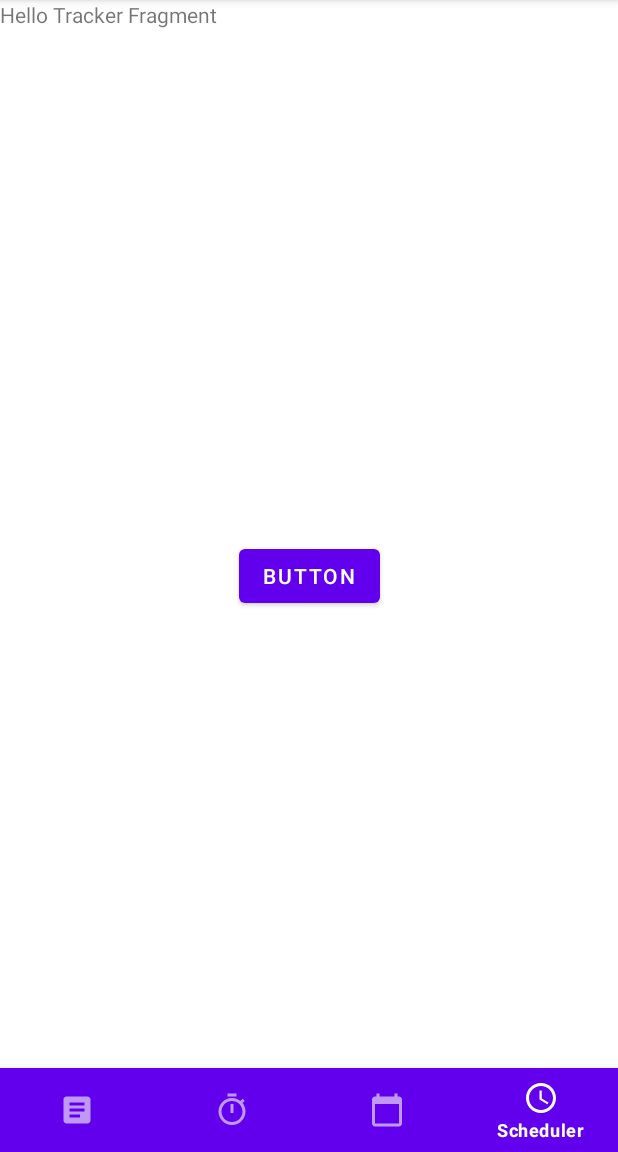
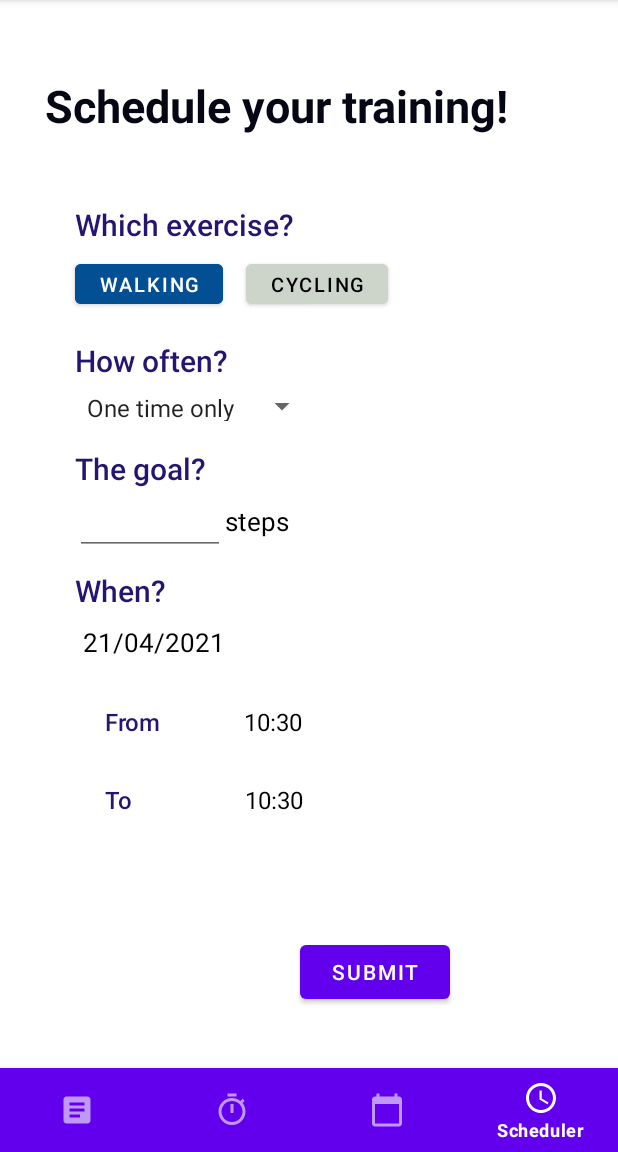
Before and after one commit to jonetmurti/android-fitness-app, an Android app: the screen it shows after launch (MainActivity), item 4 of the bottom bar chosen, on a phone screen of 412 x 824 dp, the part 84-1236 px from its top. Run offline under Robolectric (Android 15) with nearby library versions, the phone set to English and light mode, and no system bars; libraries missing offline, so code that uses them is left out: kotlin.time.hours.

Commit message:
add scheduling fragment and layout

```diff
--- a/app/src/main/java/com/example/workoutapp/MainActivity.kt
+++ b/app/src/main/java/com/example/workoutapp/MainActivity.kt
@@ -6,6 +6,7 @@ import android.os.Bundle
 import androidx.fragment.app.Fragment
 import com.example.workoutapp.databinding.ActivityMainBinding
 import com.example.workoutapp.news.NewsFragment
+import com.example.workoutapp.scheduler.SchedulerFragment
 import com.example.workoutapp.tracker.TrackerFragment
 import com.google.android.material.bottomnavigation.BottomNavigationView
 
@@ -28,6 +29,8 @@ class MainActivity : AppCompatActivity() {
                 return@OnNavigationItemSelectedListener true
             }
             R.id.scheduler_page -> {
+                val schedulerFragment = SchedulerFragment.newInstance()
+                openFragment(schedulerFragment)
                 return@OnNavigationItemSelectedListener true
             }
             else -> return@OnNavigationItemSelectedListener false
--- /dev/null
+++ b/app/src/main/java/com/example/workoutapp/scheduler/SchedulerFragment.kt
@@ -0,0 +1,238 @@
+package com.example.workoutapp.scheduler
+
+import android.app.DatePickerDialog
+import android.app.TimePickerDialog
+import android.os.Bundle
+import android.view.Gravity
+import android.view.LayoutInflater
+import android.view.View
+import android.view.ViewGroup
+import android.widget.*
+import androidx.core.content.ContextCompat
+import androidx.fragment.app.Fragment
+import com.example.workoutapp.R
+import com.example.workoutapp.databinding.FragmentScheduleBinding
+import java.util.*
+
+
+// TODO: Rename parameter arguments, choose names that match
+// the fragment initialization parameters, e.g. ARG_ITEM_NUMBER
+private const val ARG_PARAM1 = "param1"
+private const val ARG_PARAM2 = "param2"
+
+/**
+ * A simple [Fragment] subclass.
+ * Use the [SchedulerFragment.newInstance] factory method to
+ * create an instance of this fragment.
+ */
+class SchedulerFragment : Fragment() {
+    // TODO: Rename and change types of parameters
+    private var param1: String? = null
+    private var param2: String? = null
+    private var _binding: FragmentScheduleBinding? = null
+    private val binding get() = _binding!!
+    // Object in UI
+    private var spTrainingType: Spinner? = null
+    private var dpd: DatePickerDialog? = null
+    private var tps: TimePickerDialog? = null
+    private var tpe: TimePickerDialog? = null
+
+    // Data
+    private var exerciseType: String = "Walking"
+    private var time_start_hour: Int = Calendar.getInstance().get(Calendar.HOUR)
+    private var time_start_mins: Int = Calendar.getInstance().get(Calendar.MINUTE)
+    private var time_end_hour: Int = Calendar.getInstance().get(Calendar.HOUR)
+    private var time_end_mins: Int = Calendar.getInstance().get(Calendar.MINUTE)
+    private var c_year: Int = Calendar.getInstance().get(Calendar.YEAR)
+    private var c_month: Int = Calendar.getInstance().get(Calendar.MONTH) + 1
+    private var c_date: Int = Calendar.getInstance().get(Calendar.DATE)
+
+
+    override fun onCreate(savedInstanceState: Bundle?) {
+        super.onCreate(savedInstanceState)
+        arguments?.let {
+            param1 = it.getString(ARG_PARAM1)
+            param2 = it.getString(ARG_PARAM2)
+        }
+    }
+
+    override fun onCreateView(
+            inflater: LayoutInflater, container: ViewGroup?,
+            savedInstanceState: Bundle?
+    ): View? {
+        _binding = FragmentScheduleBinding.inflate(inflater, container, false)
+        val view = binding.root
+        spTrainingType  = view.findViewById(R.id.training_type)
+        val timeStartPicker : TextView = view.findViewById(R.id.timeStartPicker)
+        val timeEndPicker : TextView = view.findViewById(R.id.timeEndPicker)
+
+        timeStartPicker.text = convertIntToString(time_start_hour) +':'+ convertIntToString(time_start_mins)
+        timeEndPicker.text = convertIntToString(time_end_hour)+ ':' + convertIntToString(time_end_mins)
+
+        timeStartPicker.setOnClickListener(object : View.OnClickListener {
+            override fun onClick(v: View?) {
+                tps = activity?.let {
+                    TimePickerDialog(it,
+                             { view, hourOfday, minute ->
+
+                                timeStartPicker.text = convertIntToString(hourOfday) + ':' + convertIntToString(minute)
+                                time_start_hour = hourOfday
+                                time_start_mins = minute
+                                if (tps != null) {
+                                    if (tps!!.isShowing) {
+                                        tps?.dismiss()
+                                    }
+                                }
+
+                            }, time_start_hour, time_start_mins, true)
+                }
+
+                tps?.show()
+            }
+        })
+        timeEndPicker.setOnClickListener(object : View.OnClickListener {
+            override fun onClick(v: View?) {
+                tpe = activity?.let {
+                    TimePickerDialog(it,
+                             { view, hourOfday, minute ->
+
+                                timeEndPicker.text = convertIntToString(hourOfday) + ':' + convertIntToString(minute)
+                                time_end_hour = hourOfday
+                                time_end_mins = minute
+                                if (tpe != null) {
+                                    if (tpe!!.isShowing) {
+                                        tpe?.dismiss()
+                                    }
+                                }
+
+                            }, time_end_hour, time_end_mins, true)
+                }
+
+                tpe?.show()
+            }
+        })
+
+        val datepicker : TextView = view.findViewById(R.id.datePicker)
+        datepicker.text = convertIntToString(c_date)+ "/" + convertIntToString(c_month)+ "/" + c_year.toString()
+        datepicker.setOnClickListener(object : View.OnClickListener {
+            override fun onClick(v: View?) {
+                dpd = activity?.let {
+                    DatePickerDialog(it,
+                            { view, year, monthOfYear, dayOfMonth ->
+
+
+                                datepicker.text = convertIntToString(dayOfMonth) + "/" + convertIntToString(monthOfYear + 1) + "/" + year.toString()
+                                c_year = year
+                                c_month = monthOfYear + 1
+                                c_date = dayOfMonth
+                                if (dpd != null) {
+                                    if (dpd!!.isShowing()) {
+                                        dpd?.dismiss()
+                                    }
+                                }
+                            }, c_year, c_month - 1, c_date)
+                }
+                dpd?.datePicker!!.setMinDate(System.currentTimeMillis() - 1000)
+                dpd?.show()
+            }
+        })
+        val dayPicker : Spinner = view.findViewById(R.id.dayPicker)
+        spTrainingType?.setOnItemSelectedListener(object : AdapterView.OnItemSelectedListener {
+            override fun onItemSelected(
+                    parentView: AdapterView<*>,
+                    selectedItemView: View,
+                    position: Int,
+                    id: Long
+            ) {
+                val value: String = spTrainingType?.selectedItem.toString()
+                if (value == "One time only") {
+                    datepicker.visibility = View.VISIBLE
+                    dayPicker.visibility = View.GONE
+
+                } else if (value == "Daily") {
+                    datepicker.visibility = View.GONE
+                    dayPicker.visibility = View.GONE
+
+                } else {
+                    datepicker.visibility = View.GONE
+                    dayPicker.visibility = View.VISIBLE
+                }
+                // your code here
+            }
+
+            override fun onNothingSelected(parentView: AdapterView<*>?) {
+                // your code here
+            }
+        })
+
+        val bt_cycling : Button = view.findViewById(R.id.bt_cycling)
+        val bt_walking : Button = view.findViewById(R.id.bt_walking)
+        val goalType : TextView = view.findViewById(R.id.goalType)
+
+        bt_walking.setOnClickListener(object : View.OnClickListener {
+            override fun onClick(v: View?) {
+                exerciseType = "Walking"
+
+                goalType.text = "steps"
+                bt_walking.backgroundTintList = context?.let { ContextCompat.getColorStateList(it, R.color.blue_700) }
+                bt_walking.setTextColor(context?.let { ContextCompat.getColorStateList(it, R.color.white) })
+
+                bt_cycling.backgroundTintList = context?.let { ContextCompat.getColorStateList(it, R.color.gray_200) }
+                bt_cycling.setTextColor(context?.let { ContextCompat.getColorStateList(it, R.color.black) })
+
+            }
+        })
+
+
+        bt_cycling.setOnClickListener(object : View.OnClickListener {
+            override fun onClick(v: View?) {
+                exerciseType = "Cycling"
+
+                goalType.text = "km"
+                bt_walking.backgroundTintList = context?.let { ContextCompat.getColorStateList(it, R.color.gray_200) }
+                bt_walking.setTextColor(context?.let { ContextCompat.getColorStateList(it, R.color.black) })
+                bt_cycling.backgroundTintList = context?.let { ContextCompat.getColorStateList(it, R.color.blue_700) }
+                bt_cycling.setTextColor(context?.let { ContextCompat.getColorStateList(it, R.color.white) })
+            }
+        })
+
+        val submit : Button = view.findViewById(R.id.bt_submit)
+
+        submit.setOnClickListener(object: View.OnClickListener {
+            override fun onClick(v: View?) {
+                val start = Calendar.getInstance()
+                val end = Calendar.getInstance()
+                val goalText : EditText = view.findViewById(R.id.goal)
+
+                val goal : String = goalText.text.toString()
+                start.set(c_year, c_month-1, c_date, time_start_hour, time_start_mins)
+                end.set(c_year, c_month-1, c_date, time_end_hour, time_end_mins)
+
+                if (end.before(start) || end.equals(start) || goal.trim().isEmpty()) {
+                    val text = "Please check all the fields before you submit!"
+                    val duration = Toast.LENGTH_SHORT
+
+                    val toast = Toast.makeText(context, text, duration)
+                    toast.setGravity(Gravity.CENTER, 0, 0)
+                    toast.show()
+                }
+            }
+        })
+        return view
+    }
+
+     fun convertIntToString(num: Int): String{
+        var str : String = num.toString()
+        if (num < 10){
+            str = "0" + str
+        }
+        return str
+    }
+    companion object {
+
+        // TODO: Rename and change types and number of parameters
+        @JvmStatic
+        fun newInstance() =
+            SchedulerFragment()
+    }
+}
--- /dev/null
+++ b/app/src/main/res/layout/fragment_schedule.xml
@@ -0,0 +1,248 @@
+<?xml version="1.0" encoding="utf-8"?>
+<RelativeLayout xmlns:android="http://schemas.android.com/apk/res/android"
+    xmlns:app="http://schemas.android.com/apk/res-auto"
+    xmlns:tools="http://schemas.android.com/tools"
+    android:layout_width="match_parent"
+    android:layout_height="match_parent"
+    tools:context=".scheduler.SchedulerFragment">
+
+    <ScrollView
+        android:layout_width="match_parent"
+        android:layout_height="match_parent"
+        android:layout_above="@id/bottom_navigation"
+        android:layout_marginBottom="-186dp">
+
+        <LinearLayout
+            android:layout_width="match_parent"
+            android:layout_height="wrap_content"
+            android:orientation="vertical">
+
+            <TextView
+                android:id="@+id/scheduler_page"
+                android:layout_width="match_parent"
+                android:layout_height="wrap_content"
+                android:fontFamily="sans-serif"
+                android:paddingLeft="30dp"
+                android:paddingTop="50dp"
+                android:paddingBottom="20dp"
+                android:text="Schedule your training!"
+                android:textColor="#050814"
+                android:textSize="30dp"
+                android:textStyle="bold"
+                tools:layout_editor_absoluteX="33dp"
+                tools:layout_editor_absoluteY="28dp" />
+
+            <TextView
+                android:id="@+id/exerciseLabel"
+                android:layout_width="wrap_content"
+                android:layout_height="26dp"
+                android:textSize="20dp"
+                android:layout_marginLeft="50dp"
+                android:layout_marginTop="25dp"
+                android:fontFamily="sans-serif-medium"
+                android:text="Which exercise?"
+                android:textColor="#241571"
+                tools:layout_editor_absoluteX="45dp"
+                tools:layout_editor_absoluteY="98dp" />
+
+            <LinearLayout
+                android:layout_width="match_parent"
+                android:layout_height="wrap_content"
+                android:orientation="horizontal">
+
+                <Button
+                    android:id="@+id/bt_walking"
+                    android:layout_width="wrap_content"
+                    android:layout_height="wrap_content"
+                    android:layout_marginVertical="8dp"
+                    android:layout_marginLeft="50dp"
+                    android:layout_marginBottom="0dp"
+                    android:layout_weight="0"
+                    android:backgroundTint="#024f94"
+                    android:minHeight="8dp"
+                    android:text="Walking"
+                    android:textSize="13dp"
+                    />
+
+                <Button
+                    android:id="@+id/bt_cycling"
+                    android:layout_width="wrap_content"
+                    android:layout_height="wrap_content"
+                    android:layout_marginVertical="8dp"
+                    android:layout_marginLeft="15dp"
+                    android:layout_weight="0"
+                    android:backgroundTint="@color/gray_200"
+                    android:textColor="@color/black"
+                    android:minHeight="8dp"
+                    android:text="cycling"
+                    android:textSize="13dp"
+                    />
+            </LinearLayout>
+
+            <TextView
+                android:id="@+id/trainingType"
+                android:layout_width="wrap_content"
+                android:layout_height="26dp"
+                android:textSize="20dp"
+                android:layout_marginLeft="50dp"
+                android:layout_marginTop="10dp"
+                android:fontFamily="sans-serif-medium"
+                android:text="How often?"
+                android:textColor="#241571"
+                tools:layout_editor_absoluteX="52dp"
+                tools:layout_editor_absoluteY="191dp" />
+
+            <Spinner
+                android:id="@+id/training_type"
+                android:layout_width="wrap_content"
+                android:layout_height="20dp"
+                android:layout_marginVertical="8dp"
+                android:layout_marginLeft="50dp"
+                android:entries="@array/training_type"
+                tools:layout_editor_absoluteX="97dp"
+                tools:layout_editor_absoluteY="217dp" />
+
+            <TextView
+                android:id="@+id/goalLabel"
+                android:layout_width="wrap_content"
+                android:layout_height="26dp"
+                android:layout_marginLeft="50dp"
+                android:layout_marginTop="10dp"
+                android:fontFamily="sans-serif-medium"
+                android:text="The goal?"
+                android:textSize="20dp"
+                android:textColor="#241571"
+                tools:layout_editor_absoluteX="52dp"
+                tools:layout_editor_absoluteY="191dp" />
+
+            <LinearLayout
+                android:layout_width="match_parent"
+                android:layout_height="wrap_content"
+                android:orientation="horizontal">
+
+                <EditText
+                    android:id="@+id/goal"
+                    android:layout_width="100dp"
+                    android:layout_height="wrap_content"
+                    android:layout_marginLeft="50dp"
+                    android:layout_weight="0"
+                    android:inputType="number" />
+
+                <TextView
+                    android:id="@+id/goalType"
+                    android:layout_width="wrap_content"
+                    android:layout_height="wrap_content"
+                    android:layout_weight="0"
+                    android:text="steps"
+                    android:textColor="@color/black"
+                    android:textSize="17dp"
+                    />
+            </LinearLayout>
+
+            <TextView
+                android:id="@+id/whenLabel"
+                android:layout_width="wrap_content"
+                android:layout_height="26dp"
+                android:layout_marginLeft="50dp"
+                android:layout_marginTop="10dp"
+                android:fontFamily="sans-serif-medium"
+                android:textColor="#241571"
+                android:text="When?"
+                android:textSize="20dp"
+                tools:layout_editor_absoluteX="52dp"
+                tools:layout_editor_absoluteY="191dp" />
+
+            <Spinner
+                android:id="@+id/dayPicker"
+                android:layout_width="wrap_content"
+                android:layout_height="20dp"
+                android:layout_marginTop="10dp"
+                android:layout_marginLeft="50dp"
+                android:entries="@array/day_name"
+                android:visibility="gone"
+                tools:layout_editor_absoluteX="97dp"
+                tools:layout_editor_absoluteY="298dp" />
+
+            <TextView
+                android:id="@+id/datePicker"
+                android:layout_width="wrap_content"
+                android:layout_height="wrap_content"
+                android:layout_marginLeft="55dp"
+                android:layout_marginTop="10dp"
+                android:text="test"
+                android:textSize="17dp"
+                android:textColor="@color/black"
+                tools:layout_editor_absoluteX="118dp"
+                tools:layout_editor_absoluteY="387dp" />
+            <LinearLayout
+                android:layout_width="wrap_content"
+                android:layout_height="wrap_content"
+                android:orientation="horizontal">
+                <TextView
+                    android:layout_width="wrap_content"
+                    android:layout_height="wrap_content"
+                    android:text="From"
+                    android:textSize="16dp"
+                    android:fontFamily="sans-serif-medium"
+                    android:textColor="#241571"
+                    android:layout_marginTop="30dp"
+                    android:layout_marginLeft="70dp"/>
+                <TextView
+                    android:id="@+id/timeStartPicker"
+                    android:layout_width="wrap_content"
+                    android:layout_height="wrap_content"
+                    android:textSize="16dp"
+                    android:textColor="@color/black"
+                    android:layout_marginLeft="55dp"
+                    android:layout_marginTop="30dp"
+                    android:text="test"
+                    />
+            </LinearLayout>
+            <LinearLayout
+                android:layout_width="wrap_content"
+                android:layout_height="wrap_content"
+                android:layout_marginBottom="0dp"
+                android:orientation="horizontal">
+                <TextView
+                    android:layout_width="wrap_content"
+                    android:layout_height="wrap_content"
+                    android:text="To"
+                    android:textSize="16dp"
+                    android:fontFamily="sans-serif-medium"
+                    android:textColor="#241571"
+                    android:layout_marginTop="30dp"
+                    android:layout_marginLeft="70dp"/>
+                <TextView
+                    android:id="@+id/timeEndPicker"
+                    android:layout_width="wrap_content"
+                    android:layout_height="wrap_content"
+                    android:layout_marginLeft="75.5dp"
+                    android:layout_marginTop="30dp"
+                    android:textSize="16dp"
+                    android:textColor="@color/black"
+                    android:text="test"
+                    />
+            </LinearLayout>
+
+            <Button
+                android:id="@+id/bt_submit"
+                android:layout_width="100dp"
+                android:layout_height="wrap_content"
+                android:layout_marginLeft="200dp"
+                android:layout_marginTop="80dp"
+                android:text="Submit"
+              />
+
+
+        </LinearLayout>
+    </ScrollView>
+
+    <com.google.android.material.bottomnavigation.BottomNavigationView
+        android:id="@+id/bottom_navigation"
+        style="@style/Widget.MaterialComponents.BottomNavigationView.Colored"
+        android:layout_width="match_parent"
+        android:layout_height="50dp"
+        android:layout_alignParentBottom="true"
+        app:menu="@menu/navigation_menu" />
+
+</RelativeLayout>
--- a/app/src/main/res/values/colors.xml
+++ b/app/src/main/res/values/colors.xml
@@ -7,4 +7,7 @@
     <color name="teal_700">#FF018786</color>
     <color name="black">#FF000000</color>
     <color name="white">#FFFFFFFF</color>
+    <color name="blue_700">#024f94</color>
+    <color name="blue_200">#85aac5</color>
+    <color name="gray_200">#cdd4ca</color>
 </resources>
--- /dev/null
+++ b/app/src/main/res/values/trackerarray.xml
@@ -0,0 +1,17 @@
+<?xml version="1.0" encoding="utf-8"?>
+<resources>
+    <string-array name="training_type">
+        <item>One time only</item>
+        <item>Daily</item>
+        <item>Weekly</item>
+    </string-array>
+    <string-array name="day_name">
+        <item>Monday</item>
+        <item>Tuesday</item>
+        <item>Wednesday</item>
+        <item>Thursday</item>
+        <item>Friday</item>
+        <item>Saturday</item>
+        <item>Sunday</item>
+    </string-array>
+</resources>
```
